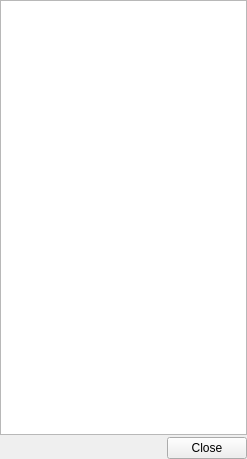
This is QuickViewer/src/exifdialog.ui in kanryu/quickviewer as Qt 5 draws it before an edit. The edited form follows.
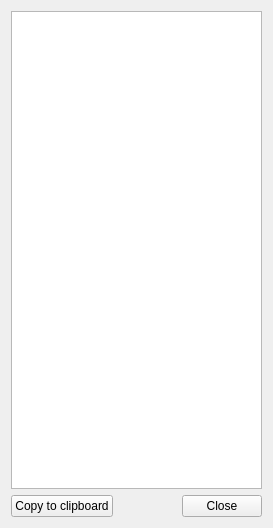
This is the edited form.

```diff
--- a/QuickViewer/src/exifdialog.ui
+++ b/QuickViewer/src/exifdialog.ui
@@ -6,8 +6,8 @@
    <rect>
     <x>0</x>
     <y>0</y>
-    <width>247</width>
-    <height>459</height>
+    <width>273</width>
+    <height>528</height>
    </rect>
   </property>
   <property name="windowTitle">
@@ -20,21 +20,6 @@
    <bool>false</bool>
   </property>
   <layout class="QVBoxLayout" name="verticalLayout">
-   <property name="spacing">
-    <number>2</number>
-   </property>
-   <property name="leftMargin">
-    <number>0</number>
-   </property>
-   <property name="topMargin">
-    <number>0</number>
-   </property>
-   <property name="rightMargin">
-    <number>0</number>
-   </property>
-   <property name="bottomMargin">
-    <number>0</number>
-   </property>
    <item>
     <widget class="QTextEdit" name="textEdit">
      <property name="enabled">
@@ -46,6 +31,28 @@
     </widget>
    </item>
    <item>
+    <layout class="QHBoxLayout" name="horizontalLayout">
+     <item>
+      <widget class="QPushButton" name="btnClipboard">
+       <property name="text">
+        <string extracomment="Text of button to copy meta information to clipboard">Copy to clipboard</string>
+       </property>
+      </widget>
+     </item>
+     <item>
+      <spacer name="horizontalSpacer">
+       <property name="orientation">
+        <enum>Qt::Horizontal</enum>
+       </property>
+       <property name="sizeHint" stdset="0">
+        <size>
+         <width>40</width>
+         <height>20</height>
+        </size>
+       </property>
+      </spacer>
+     </item>
+     <item>
     <widget class="QDialogButtonBox" name="buttonBox">
      <property name="orientation">
       <enum>Qt::Horizontal</enum>
@@ -56,6 +63,8 @@
     </widget>
    </item>
   </layout>
+   </item>
+  </layout>
  </widget>
  <resources/>
  <connections>
```
Left out of the diff: 17 changed lines with no effect on the pictures. Lines whose indentation alone changed are shown as unchanged.
